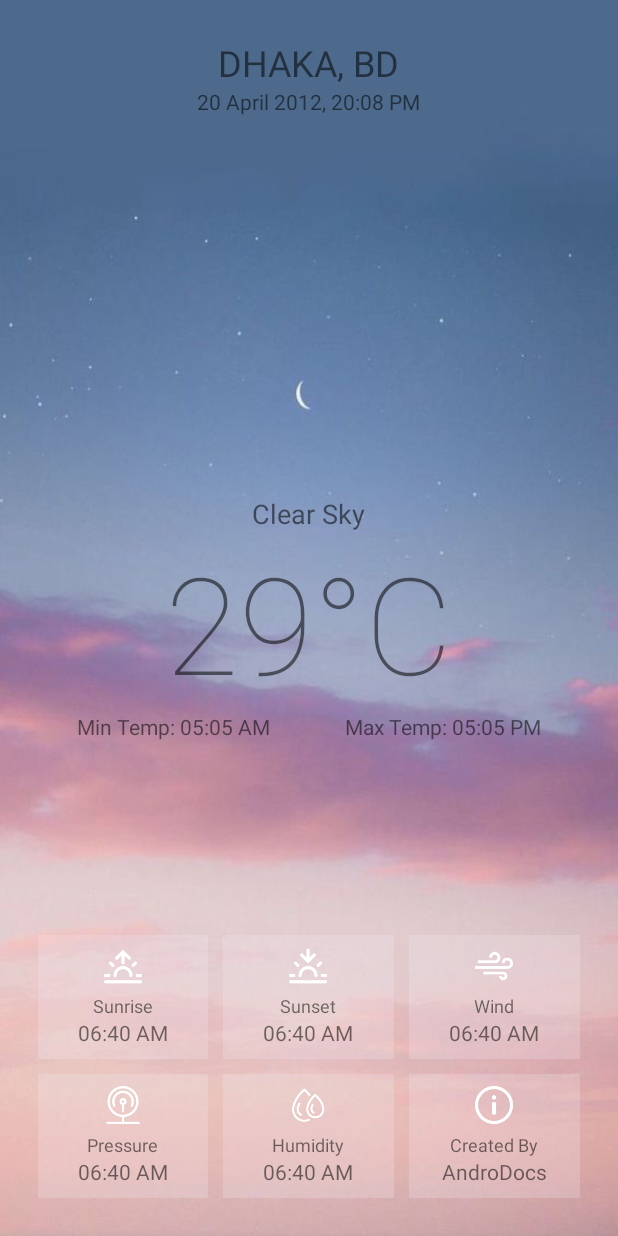
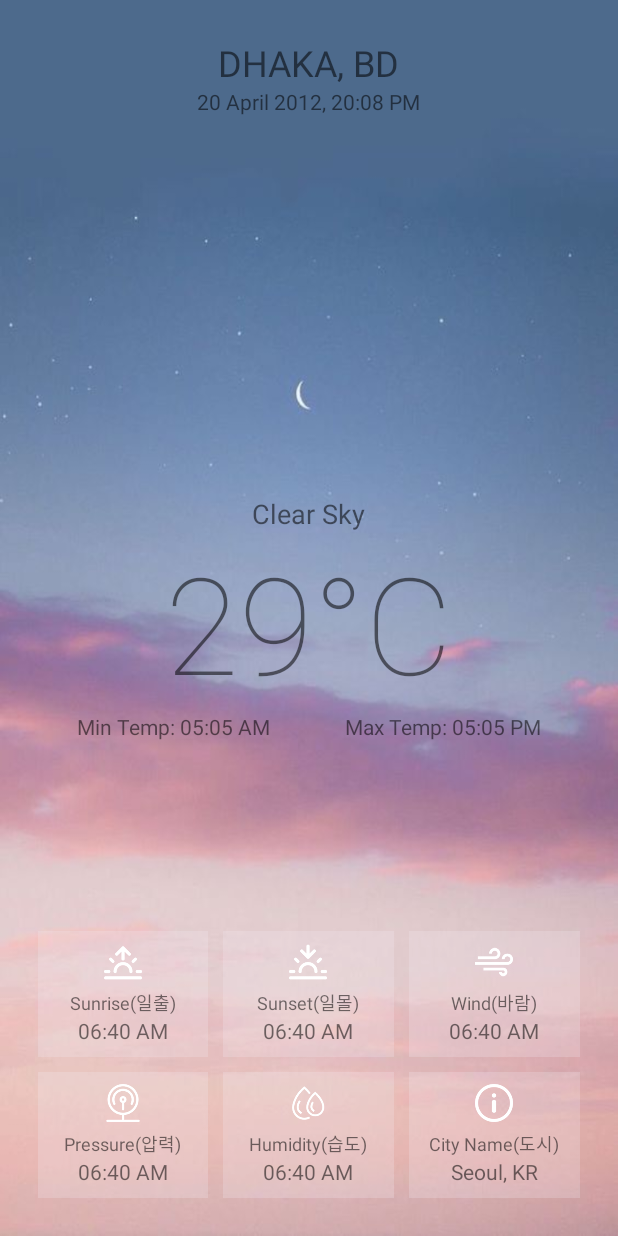
Before and after one commit to Lee-SungMin/Weather_App, an Android app: the layout activity_main.xml on its own in the app's theme, with its tools: preview values and no code run, on a phone screen of 412 x 824 dp. Run offline under Robolectric (Android 15) with nearby library versions, the phone set to English and light mode, and no system bars.

Commit message:
34commit - 하단 정보바 수정

```diff
--- a/week7_HW/FirstWeatherApp/app/src/main/res/layout/activity_main.xml
+++ b/week7_HW/FirstWeatherApp/app/src/main/res/layout/activity_main.xml
@@ -59,7 +59,7 @@
                         android:src="@drawable/sunrise" android:tint="#FFFFFF"/>
                     <Space android:layout_width="wrap_content" android:layout_height="5dp"/>
                     <TextView android:layout_width="wrap_content" android:layout_height="wrap_content"
-                        android:textSize="12dp" android:text="Sunrise"/>
+                        android:textSize="12dp" android:text="Sunrise(일출)"/>
                     <TextView android:id="@+id/sunrise" android:layout_width="wrap_content"
                         android:layout_height="wrap_content" android:textSize="14dp"
                         android:text="06:40 AM"/>
@@ -73,7 +73,7 @@
                         android:src="@drawable/sunset" android:tint="#FFFFFF"/>
                     <Space android:layout_width="wrap_content" android:layout_height="5dp"/>
                     <TextView android:layout_width="wrap_content" android:layout_height="wrap_content"
-                        android:textSize="12dp" android:text="Sunset"/>
+                        android:textSize="12dp" android:text="Sunset(일몰)"/>
                     <TextView android:id="@+id/sunset" android:layout_width="wrap_content"
                         android:layout_height="wrap_content" android:textSize="14dp"
                         android:text="06:40 AM"/>
@@ -87,7 +87,7 @@
                         android:src="@drawable/wind" android:tint="#FFFFFF"/>
                     <Space android:layout_width="wrap_content" android:layout_height="5dp"/>
                     <TextView android:layout_width="wrap_content" android:layout_height="wrap_content"
-                        android:textSize="12dp" android:text="Wind"/>
+                        android:textSize="12dp" android:text="Wind(바람)"/>
                     <TextView android:id="@+id/wind" android:layout_width="wrap_content"
                         android:layout_height="wrap_content" android:textSize="14dp"
                         android:text="06:40 AM"/>
@@ -106,7 +106,7 @@
                         android:src="@drawable/pressure" android:tint="#FFFFFF"/>
                     <Space android:layout_width="wrap_content" android:layout_height="5dp"/>
                     <TextView android:layout_width="wrap_content" android:layout_height="wrap_content"
-                        android:textSize="12dp" android:text="Pressure"/>
+                        android:textSize="12dp" android:text="Pressure(압력)"/>
                     <TextView android:id="@+id/pressure" android:layout_width="wrap_content"
                         android:layout_height="wrap_content" android:textSize="14dp"
                         android:text="06:40 AM"/>
@@ -120,7 +120,7 @@
                         android:src="@drawable/humidity" android:tint="#FFFFFF"/>
                     <Space android:layout_width="wrap_content" android:layout_height="5dp"/>
                     <TextView android:layout_width="wrap_content" android:layout_height="wrap_content"
-                        android:textSize="12dp" android:text="Humidity"/>
+                        android:textSize="12dp" android:text="Humidity(습도)"/>
                     <TextView android:id="@+id/humidity" android:layout_width="wrap_content"
                         android:layout_height="wrap_content" android:textSize="14dp"
                         android:text="06:40 AM"/>
@@ -134,10 +134,10 @@
                         android:src="@drawable/info" android:tint="#FFFFFF"/>
                     <Space android:layout_width="wrap_content" android:layout_height="5dp"/>
                     <TextView android:layout_width="wrap_content" android:layout_height="wrap_content"
-                        android:textSize="12dp" android:text="Created By"/>
+                        android:textSize="12dp" android:text="City Name(도시)"/>
                     <TextView android:id="@+id/about" android:layout_width="wrap_content"
                         android:layout_height="wrap_content" android:textSize="14dp"
-                        android:text="AndroDocs"/>
+                        android:text="Seoul, KR"/>
                 </LinearLayout>
             </LinearLayout>
         </LinearLayout>
```
